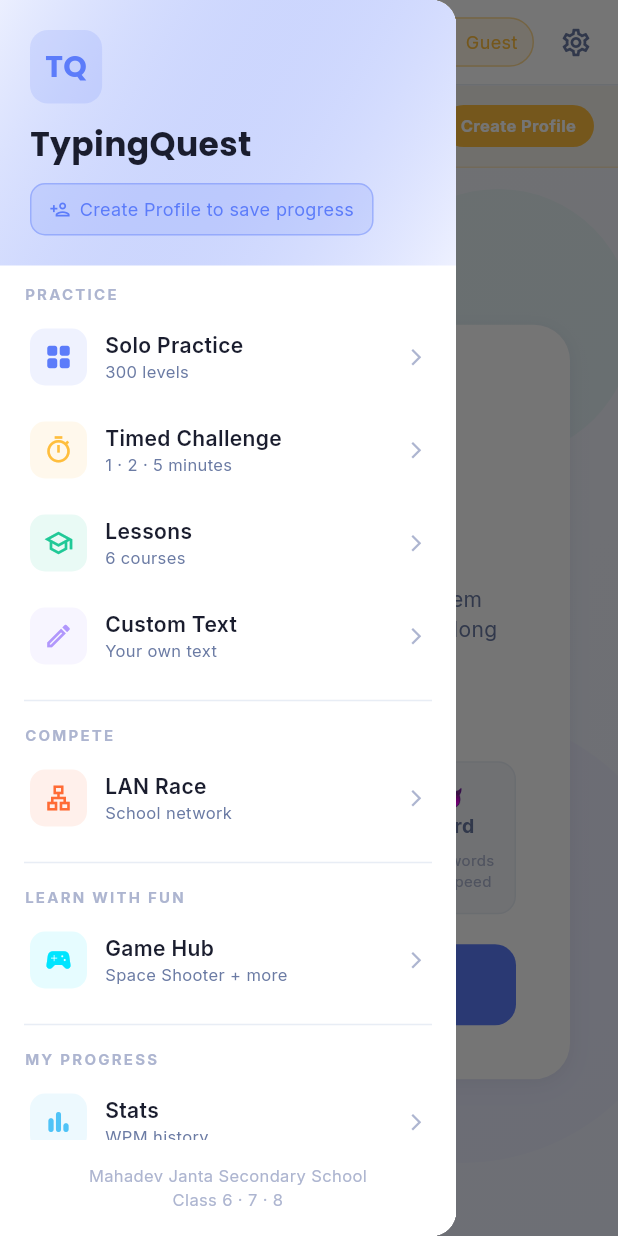
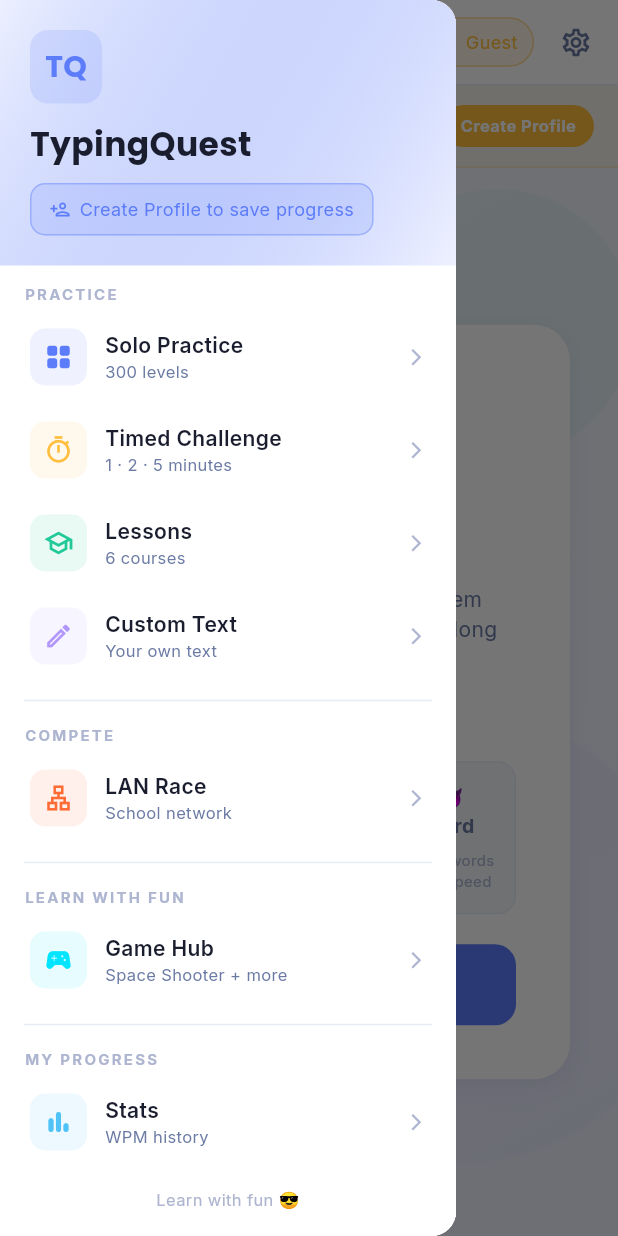
Before and after one commit to mynameisprem-pj/TypingQuest, a Flutter app: the screen it shows after launch, with the side drawer open, on a phone screen of 412 x 824 dp. Run offline on Flutter 3.47's test engine with Material 3 defaults, Android fonts, the phone set to English and light mode, and no system bars; our stand-ins replace audioplayers, google_fonts, shared_preferences; accounts and stored records are empty.

Commit message:
Added singleChildScrollView

```diff
--- a/lib/screens/home/home_screen.dart
+++ b/lib/screens/home/home_screen.dart
@@ -242,7 +242,7 @@ class _HomeScreenState extends State<HomeScreen> {
             Container(
               padding: const EdgeInsets.all(16),
               child: Text(
-                'Mahadev Janta Secondary School\nClass 6 · 7 · 8',
+                'Learn with fun 😎',
                 style: AppTheme.body(11, color: AppTheme.textMuted),
                 textAlign: TextAlign.center,
               ),
@@ -350,6 +350,7 @@ class _SettingsSheetState extends State<_SettingsSheet> {
 
     return Container(
       padding: const EdgeInsets.fromLTRB(20, 8, 20, 32),
+      child: SingleChildScrollView(
       child: Column(
         mainAxisSize: MainAxisSize.min,
         crossAxisAlignment: CrossAxisAlignment.start,
@@ -412,13 +413,13 @@ class _SettingsSheetState extends State<_SettingsSheet> {
           const SizedBox(height: 20),
 
           _SettingLabel('APP'),
-          const SizedBox(height: 8),
-          _SettingRow(
-            icon: Icons.school_outlined,
-            iconColor: AppTheme.primary,
-            title: 'School',
-            subtitle: 'Mahadev Janta Secondary School',
-          ),
+          // const SizedBox(height: 8),
+          // _SettingRow(
+          //   icon: Icons.school_outlined,
+          //   iconColor: AppTheme.primary,
+          //   title: 'School',
+          //   subtitle: 'Mahadev Janta Secondary School',
+          // ),
           const SizedBox(height: 6),
           _SettingRow(
             icon: Icons.info_outline,
@@ -428,6 +429,7 @@ class _SettingsSheetState extends State<_SettingsSheet> {
           ),
         ],
       ),
+      )
     );
   }
 }
```
